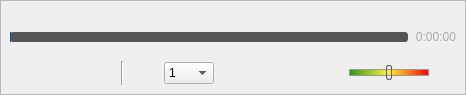
code-google-com/vlc-record, file vlc-record/forms/qoverlayedcontrol.ui: the form before one commit.
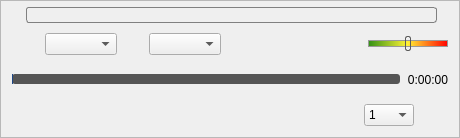
The form after the commit. Icons and pictures are not drawn. Custom widgets are drawn as their Qt base class.

Commit message: - add aspect and crop cbx to overlay panel - redesign panel due to amount of control elements - make sure panel doesn't hide when cbx shows popup

Patch:
```diff
--- a/vlc-record/forms/qoverlayedcontrol.ui
+++ b/vlc-record/forms/qoverlayedcontrol.ui
@@ -6,8 +6,8 @@
    <rect>
     <x>0</x>
     <y>0</y>
-    <width>466</width>
-    <height>95</height>
+    <width>460</width>
+    <height>138</height>
    </rect>
   </property>
   <property name="windowTitle">
@@ -18,6 +18,9 @@
 background-color: transparent;
 }</string>
   </property>
+  <property name="locale">
+   <locale language="English" country="UnitedStates"/>
+  </property>
   <layout class="QVBoxLayout" name="verticalLayout">
    <property name="spacing">
     <number>0</number>
@@ -44,76 +47,336 @@
      </property>
      <layout class="QVBoxLayout" name="verticalLayout_2">
       <property name="spacing">
-       <number>3</number>
+       <number>0</number>
       </property>
-      <property name="topMargin">
+      <property name="margin">
        <number>2</number>
       </property>
       <item>
-       <layout class="QHBoxLayout" name="horizontalLayout_3">
+       <layout class="QHBoxLayout" name="hLayoutCaption">
         <property name="spacing">
-         <number>0</number>
+         <number>4</number>
+        </property>
+        <property name="leftMargin">
+         <number>5</number>
+        </property>
+        <property name="topMargin">
+         <number>4</number>
+        </property>
+        <property name="bottomMargin">
+         <number>10</number>
         </property>
         <item>
-         <spacer name="horizontalSpacer_2">
-          <property name="orientation">
-           <enum>Qt::Horizontal</enum>
+         <widget class="QPushButton" name="pushHide">
+          <property name="minimumSize">
+           <size>
+            <width>14</width>
+            <height>14</height>
+           </size>
           </property>
-          <property name="sizeHint" stdset="0">
+          <property name="maximumSize">
            <size>
-            <width>40</width>
-            <height>10</height>
+            <width>14</width>
+            <height>14</height>
            </size>
           </property>
-         </spacer>
+          <property name="text">
+           <string/>
+          </property>
+          <property name="icon">
+           <iconset resource="../common.qrc">
+            <normaloff>:/player/move-handle</normaloff>:/player/move-handle</iconset>
+          </property>
+          <property name="iconSize">
+           <size>
+            <width>6</width>
+            <height>6</height>
+           </size>
+          </property>
+          <property name="flat">
+           <bool>true</bool>
+          </property>
+         </widget>
         </item>
         <item>
          <widget class="QMoveHandle" name="labMoveHandle">
+          <property name="styleSheet">
+           <string notr="true">QLabel {
+color: white;
+font-weight: bold;
+border-radius: 3px;
+border: 1px solid gray;
+}</string>
+          </property>
+          <property name="frameShape">
+           <enum>QFrame::StyledPanel</enum>
+          </property>
+          <property name="frameShadow">
+           <enum>QFrame::Plain</enum>
+          </property>
+          <property name="lineWidth">
+           <number>1</number>
+          </property>
+          <property name="text">
+           <string/>
+          </property>
+          <property name="alignment">
+           <set>Qt::AlignCenter</set>
+          </property>
+         </widget>
+        </item>
+        <item>
+         <widget class="QPushButton" name="btnFullScreen">
           <property name="minimumSize">
            <size>
-            <width>37</width>
-            <height>10</height>
+            <width>16</width>
+            <height>16</height>
            </size>
           </property>
           <property name="maximumSize">
            <size>
-            <width>37</width>
-            <height>10</height>
+            <width>16</width>
+            <height>16</height>
            </size>
           </property>
+          <property name="toolTip">
+           <string>Toggle Fullscreen</string>
+          </property>
           <property name="text">
            <string/>
           </property>
+          <property name="icon">
+           <iconset resource="../common.qrc">
+            <normaloff>:/player/leave-fullscreen</normaloff>:/player/leave-fullscreen</iconset>
+          </property>
+          <property name="iconSize">
+           <size>
+            <width>12</width>
+            <height>12</height>
+           </size>
+          </property>
+          <property name="flat">
+           <bool>true</bool>
+          </property>
+         </widget>
+        </item>
+       </layout>
+      </item>
+      <item>
+       <layout class="QHBoxLayout" name="hLayoutExtControl">
+        <property name="spacing">
+         <number>9</number>
+        </property>
+        <property name="leftMargin">
+         <number>9</number>
+        </property>
+        <property name="rightMargin">
+         <number>9</number>
+        </property>
+        <item>
+         <widget class="QLabel" name="labAspect">
+          <property name="minimumSize">
+           <size>
+            <width>24</width>
+            <height>14</height>
+           </size>
+          </property>
+          <property name="maximumSize">
+           <size>
+            <width>24</width>
+            <height>14</height>
+           </size>
+          </property>
+          <property name="text">
+           <string/>
+          </property>
           <property name="pixmap">
-           <pixmap resource="../common.qrc">:/player/move-handle</pixmap>
+           <pixmap resource="../common.qrc">:/player/white_aspect</pixmap>
           </property>
           <property name="scaledContents">
            <bool>true</bool>
           </property>
+          <property name="alignment">
+           <set>Qt::AlignCenter</set>
+          </property>
          </widget>
         </item>
         <item>
-         <spacer name="horizontalSpacer_4">
+         <widget class="QComboBoxEx" name="cbxAspect">
+          <property name="font">
+           <font>
+            <pointsize>8</pointsize>
+           </font>
+          </property>
+          <property name="toolTip">
+           <string>Aspect</string>
+          </property>
+         </widget>
+        </item>
+        <item>
+         <widget class="QLabel" name="labCrop">
+          <property name="minimumSize">
+           <size>
+            <width>14</width>
+            <height>14</height>
+           </size>
+          </property>
+          <property name="maximumSize">
+           <size>
+            <width>14</width>
+            <height>14</height>
+           </size>
+          </property>
+          <property name="text">
+           <string/>
+          </property>
+          <property name="pixmap">
+           <pixmap resource="../common.qrc">:/player/white_crop</pixmap>
+          </property>
+          <property name="scaledContents">
+           <bool>true</bool>
+          </property>
+          <property name="alignment">
+           <set>Qt::AlignCenter</set>
+          </property>
+         </widget>
+        </item>
+        <item>
+         <widget class="QComboBoxEx" name="cbxCrop">
+          <property name="font">
+           <font>
+            <pointsize>8</pointsize>
+           </font>
+          </property>
+          <property name="toolTip">
+           <string>Crop</string>
+          </property>
+         </widget>
+        </item>
+        <item>
+         <widget class="QPushButton" name="btnSaveAspectCrop">
+          <property name="minimumSize">
+           <size>
+            <width>22</width>
+            <height>22</height>
+           </size>
+          </property>
+          <property name="maximumSize">
+           <size>
+            <width>22</width>
+            <height>22</height>
+           </size>
+          </property>
+          <property name="toolTip">
+           <string>Save Video Format</string>
+          </property>
+          <property name="text">
+           <string/>
+          </property>
+          <property name="icon">
+           <iconset resource="../common.qrc">
+            <normaloff>:/app/save</normaloff>:/app/save</iconset>
+          </property>
+          <property name="iconSize">
+           <size>
+            <width>20</width>
+            <height>20</height>
+           </size>
+          </property>
+          <property name="flat">
+           <bool>true</bool>
+          </property>
+         </widget>
+        </item>
+        <item>
+         <spacer name="horizontalSpacer_2">
           <property name="orientation">
            <enum>Qt::Horizontal</enum>
           </property>
           <property name="sizeHint" stdset="0">
            <size>
             <width>40</width>
-            <height>10</height>
+            <height>20</height>
            </size>
           </property>
          </spacer>
         </item>
+        <item>
+         <widget class="QLabel" name="labSound">
+          <property name="text">
+           <string/>
+          </property>
+          <property name="pixmap">
+           <pixmap resource="../common.qrc">:/player/sound_on</pixmap>
+          </property>
+         </widget>
+        </item>
+        <item>
+         <widget class="QSlider" name="volSlider">
+          <property name="minimumSize">
+           <size>
+            <width>80</width>
+            <height>0</height>
+           </size>
+          </property>
+          <property name="maximumSize">
+           <size>
+            <width>80</width>
+            <height>16777215</height>
+           </size>
+          </property>
+          <property name="styleSheet">
+           <string notr="true">QSlider::groove:horizontal {
+   border: 1px solid #999999;
+   height: 5px; /* the groove expands to the size of the slider by default. by giving it a height, it has a fixed size */
+   background-color: qlineargradient(spread:pad, x1:0, y1:0, x2:1, y2:0, stop:0 rgba(48, 144, 22, 255), stop:0.490566 rgba(255, 242, 53, 255), stop:1 rgba(255, 0, 0, 255));
+   margin: 2px 0;
+}
+
+ QSlider::handle:horizontal {
+     background-color: qlineargradient(spread:pad, x1:0, y1:0, x2:0, y2:1, stop:0 #eee, 	stop:0.7 grey, stop:1 #dedede);
+     border: 1px solid #5c5c5c;
+     width: 4px;
+     margin: -5px 0; /* handle is placed by default on the contents rect of the groove. Expand outside the groove */
+     border-radius: 2px;
+ }
+</string>
+          </property>
+          <property name="maximum">
+           <number>100</number>
+          </property>
+          <property name="pageStep">
+           <number>0</number>
+          </property>
+          <property name="sliderPosition">
+           <number>50</number>
+          </property>
+          <property name="orientation">
+           <enum>Qt::Horizontal</enum>
+          </property>
+          <property name="invertedControls">
+           <bool>false</bool>
+          </property>
+          <property name="tickPosition">
+           <enum>QSlider::NoTicks</enum>
+          </property>
+         </widget>
+        </item>
        </layout>
       </item>
       <item>
-       <layout class="QHBoxLayout" name="horizontalLayout_2" stretch="10,0,0">
+       <layout class="QHBoxLayout" name="hLayoutPosSlider" stretch="10,0,0">
         <property name="spacing">
          <number>2</number>
         </property>
+        <property name="leftMargin">
+         <number>9</number>
+        </property>
+        <property name="rightMargin">
+         <number>9</number>
+        </property>
         <item>
-         <widget class="QClickAndGoSlider" name="posSlider_2">
+         <widget class="QClickAndGoSlider" name="posSlider">
           <property name="enabled">
            <bool>false</bool>
           </property>
@@ -196,7 +459,7 @@
          </spacer>
         </item>
         <item>
-         <widget class="QTimeLabel" name="labPos_2">
+         <widget class="QTimeLabel" name="labTime">
           <property name="enabled">
            <bool>true</bool>
           </property>
@@ -225,7 +488,16 @@
        </layout>
       </item>
       <item>
-       <layout class="QHBoxLayout" name="horizontalLayout">
+       <layout class="QHBoxLayout" name="hLayoutMainControl">
+        <property name="leftMargin">
+         <number>9</number>
+        </property>
+        <property name="rightMargin">
+         <number>9</number>
+        </property>
+        <property name="bottomMargin">
+         <number>9</number>
+        </property>
         <item>
          <widget class="QPushButton" name="pushPlay">
           <property name="maximumSize">
@@ -332,11 +604,17 @@
          </widget>
         </item>
         <item>
-         <widget class="Line" name="line">
+         <spacer name="horizontalSpacer">
           <property name="orientation">
-           <enum>Qt::Vertical</enum>
+           <enum>Qt::Horizontal</enum>
           </property>
-         </widget>
+          <property name="sizeHint" stdset="0">
+           <size>
+            <width>40</width>
+            <height>20</height>
+           </size>
+          </property>
+         </spacer>
         </item>
         <item>
          <widget class="QPushButton" name="pushBwd">
@@ -371,7 +649,7 @@
          </widget>
         </item>
         <item>
-         <widget class="QComboBox" name="cbxTimeJumpVal">
+         <widget class="QComboBoxEx" name="cbxTimeJumpVal">
           <property name="minimumSize">
            <size>
             <width>50</width>
@@ -445,115 +723,6 @@
           </property>
          </widget>
         </item>
-        <item>
-         <spacer name="horizontalSpacer">
-          <property name="orientation">
-           <enum>Qt::Horizontal</enum>
-          </property>
-          <property name="sizeHint" stdset="0">
-           <size>
-            <width>40</width>
-            <height>20</height>
-           </size>
-          </property>
-         </spacer>
-        </item>
-        <item>
-         <widget class="QLabel" name="labSound">
-          <property name="text">
-           <string/>
-          </property>
-          <property name="pixmap">
-           <pixmap resource="../common.qrc">:/player/sound_on</pixmap>
-          </property>
-         </widget>
-        </item>
-        <item>
-         <widget class="QSlider" name="volSlider">
-          <property name="minimumSize">
-           <size>
-            <width>80</width>
-            <height>0</height>
-           </size>
-          </property>
-          <property name="maximumSize">
-           <size>
-            <width>80</width>
-            <height>16777215</height>
-           </size>
-          </property>
-          <property name="styleSheet">
-           <string notr="true">QSlider::groove:horizontal {
-   border: 1px solid #999999;
-   height: 5px; /* the groove expands to the size of the slider by default. by giving it a height, it has a fixed size */
-   background-color: qlineargradient(spread:pad, x1:0, y1:0, x2:1, y2:0, stop:0 rgba(48, 144, 22, 255), stop:0.490566 rgba(255, 242, 53, 255), stop:1 rgba(255, 0, 0, 255));
-   margin: 2px 0;
-}
-
- QSlider::handle:horizontal {
-     background-color: qlineargradient(spread:pad, x1:0, y1:0, x2:0, y2:1, stop:0 #eee, 	stop:0.7 grey, stop:1 #dedede);
-     border: 1px solid #5c5c5c;
-     width: 4px;
-     margin: -5px 0; /* handle is placed by default on the contents rect of the groove. Expand outside the groove */
-     border-radius: 2px;
- }
-</string>
-          </property>
-          <property name="maximum">
-           <number>100</number>
-          </property>
-          <property name="pageStep">
-           <number>0</number>
-          </property>
-          <property name="sliderPosition">
-           <number>50</number>
-          </property>
-          <property name="orientation">
-           <enum>Qt::Horizontal</enum>
-          </property>
-          <property name="invertedControls">
-           <bool>false</bool>
-          </property>
-          <property name="tickPosition">
-           <enum>QSlider::NoTicks</enum>
-          </property>
-         </widget>
-        </item>
-        <item>
-         <widget class="QPushButton" name="btnFullScreen">
-          <property name="minimumSize">
-           <size>
-            <width>24</width>
-            <height>24</height>
-           </size>
-          </property>
-          <property name="maximumSize">
-           <size>
-            <width>24</width>
-            <height>24</height>
-           </size>
-          </property>
-          <property name="toolTip">
-           <string>Toggle Fullscreen</string>
-          </property>
-          <property name="text">
-           <string/>
-          </property>
-          <property name="icon">
-           <iconset resource="../common.qrc">
-            <normaloff>:/player/leave-fullscreen</normaloff>:/player/leave-fullscreen</iconset>
-          </property>
-          <property name="iconSize">
-           <size>
-            <width>18</width>
-            <height>18</height>
-           </size>
-          </property>
-          <property name="flat">
-           <bool>true</bool>
-          </property>
-         </widget>
-        </item>
        </layout>
       </item>
      </layout>
@@ -577,6 +746,11 @@
    <extends>QLabel</extends>
    <header>qmovehandle.h</header>
   </customwidget>
+  <customwidget>
+   <class>QComboBoxEx</class>
+   <extends>QComboBox</extends>
+   <header>qcomboboxex.h</header>
+  </customwidget>
  </customwidgets>
  <resources>
   <include location="../common.qrc"/>
```
The commit also changes 19 other files.
